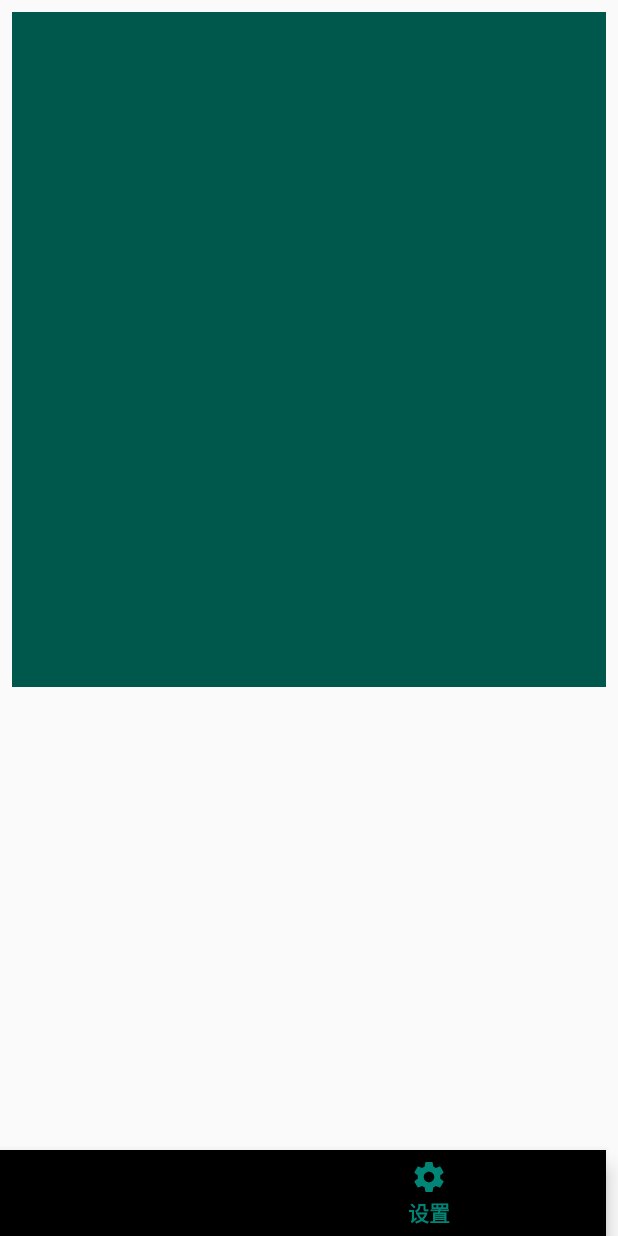
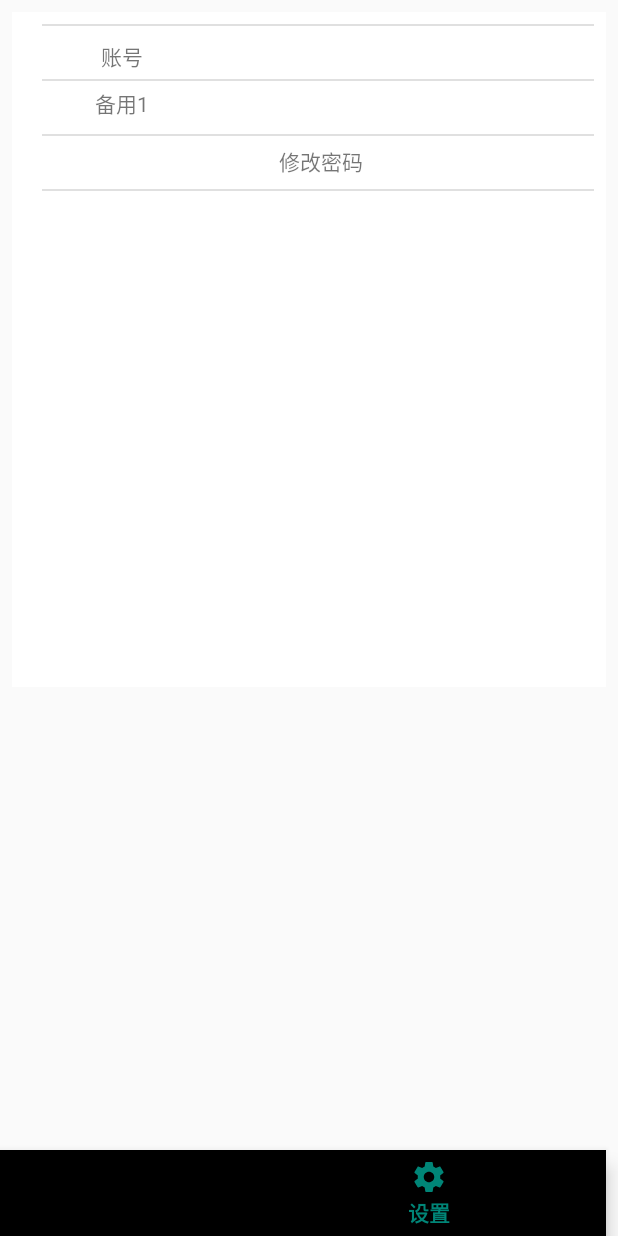
Before and after one commit to Yatogaii/GarageApplication, an Android app: the HomeFragment screen opened directly, with no data from a screen before it, item 2 of the bottom bar chosen, on a phone screen of 412 x 824 dp. Run offline under Robolectric (Android 15) with nearby library versions, the phone set to English and light mode, and no system bars.

Commit message:
add XK.psd

```diff
--- a/app/src/main/java/android/my/garage/src/HomeFragment.java
+++ b/app/src/main/java/android/my/garage/src/HomeFragment.java
@@ -66,6 +66,9 @@ public class HomeFragment extends Fragment implements View.OnClickListener{
             case R.id.firstBtn:
                 Log.w(TAG, "onClick: "+"点击了第一个按钮");
                 break;
+            case R.id.accountSetting:
+                Log.w(TAG, "onClick: 点击了设置密码的界面" );
+                break;
         }
     }
     /* 弹出对话框决定用户的行动 */
@@ -88,6 +91,7 @@ public class HomeFragment extends Fragment implements View.OnClickListener{
                 Log.w(TAG, "onClick: 有用户存车");
                 Message message = new Message();
                 message.what = MainActivity.CAR_SAVE;
+                mHandler.sendMessage(message);  //不需要多余的信息，只需要发送给Main一个标志位即可
             }
         });
         AlertDialog alertDialog = alertBuilder.create();
--- a/app/src/main/java/android/my/garage/src/MainActivity.java
+++ b/app/src/main/java/android/my/garage/src/MainActivity.java
@@ -35,6 +35,7 @@ import android.widget.FrameLayout;
 * */
 public class MainActivity extends AppCompatActivity {
     public static final int CAR_GET = 100;
+    public static final int ACTION_LOGIN = -100;
     public static final int CAR_SAVE = 123;
 
     FrameLayout FrameContainer;
@@ -65,11 +66,21 @@ public class MainActivity extends AppCompatActivity {
                 super.handleMessage(msg);
                 switch (msg.what){
                     case MainActivity.CAR_GET:
-                        conn2Ser.carAction(MainActivity.CAR_GET);
+                        new Thread(){
+                            @Override
+                            public void run(){
+                                conn2Ser.carAction(MainActivity.CAR_GET);
+                            }
+                        };
                         Log.w("handler", "handleMessage: "+conn2Ser.toString() );
                         break;
                     case MainActivity.CAR_SAVE:
-                        conn2Ser.carAction(MainActivity.CAR_SAVE);
+                        new Thread(){
+                            @Override
+                            public void run(){
+                                conn2Ser.carAction(MainActivity.CAR_SAVE);
+                            }
+                        };
                         Log.w("handler", "handleMessage: "+conn2Ser.toString() );
                         break;
                 }
--- a/app/src/main/java/android/my/garage/src/SettingFragment.java
+++ b/app/src/main/java/android/my/garage/src/SettingFragment.java
@@ -3,14 +3,27 @@ package android.my.garage.src;
 import android.my.garage.R;
 import android.os.Bundle;
 import android.support.v4.app.Fragment;
+import android.util.Log;
 import android.view.LayoutInflater;
 import android.view.View;
 import android.view.ViewGroup;
 
-public class SettingFragment extends Fragment {
+public class SettingFragment extends Fragment implements View.OnClickListener{
+    final String TAG = "Setting";
+    View accountSetting;
     @Override
     public View onCreateView(LayoutInflater inflater, ViewGroup container, Bundle savedInstanceState){
         View view = inflater.inflate(R.layout.fragment_setting,container,false);
+        accountSetting = view.findViewById(R.id.accountSetting);
+        accountSetting.setOnClickListener(this);
         return view;
     }
+
+    @Override
+    public void onClick(View v) {
+        switch (v.getId()){
+            case R.id.accountSetting:
+                Log.w(TAG, "onClick: 点击了账号view");
+        }
+    }
 }
--- a/app/src/main/java/android/my/garage/util/JDBC.java
+++ b/app/src/main/java/android/my/garage/util/JDBC.java
@@ -36,7 +36,7 @@ public class JDBC implements Serializable {
         JSONObject jsonObject = new JSONObject();
         int res;
         try{
-            jsonObject.put("action",100);
+            jsonObject.put("action",-100);
             jsonObject.put("account",account);
             jsonObject.put("password",password);
             String json = jsonObject.toString();
@@ -57,6 +57,7 @@ public class JDBC implements Serializable {
             jsonObject.put("action",action);
             String json = jsonObject.toString();
             dos.write(json.getBytes());
+            Log.w(TAG, "carAction: 发送成功"+json);
             int len = dis.read(recBuf);
             int res = Integer.parseInt(new String(recBuf,0,len));
             if(res !=0)
--- a/app/src/main/res/layout/fragment_setting.xml
+++ b/app/src/main/res/layout/fragment_setting.xml
@@ -1,7 +1,118 @@
 <?xml version="1.0" encoding="utf-8"?>
 <android.support.constraint.ConstraintLayout
-    xmlns:android="http://schemas.android.com/apk/res/android" android:layout_width="match_parent"
+    xmlns:android="http://schemas.android.com/apk/res/android"
+    xmlns:app="http://schemas.android.com/apk/res-auto"
+    xmlns:tools="http://schemas.android.com/tools"
+    android:layout_width="match_parent"
     android:layout_height="match_parent"
-    android:background="@color/colorPrimaryDark">
+    android:background="@color/colorWhite">
 
+    <LinearLayout
+        android:layout_width="368dp"
+        android:layout_height="309dp"
+        android:layout_marginStart="8dp"
+        android:layout_marginTop="8dp"
+        android:layout_marginEnd="8dp"
+        android:layout_marginBottom="8dp"
+        android:orientation="vertical"
+        app:layout_constraintBottom_toBottomOf="parent"
+        app:layout_constraintEnd_toEndOf="parent"
+        app:layout_constraintHorizontal_bias="1.0"
+        app:layout_constraintStart_toStartOf="parent"
+        app:layout_constraintTop_toTopOf="parent"
+        app:layout_constraintVertical_bias="0.0">
+
+        <View
+            android:id="@+id/divider"
+            android:layout_width="match_parent"
+            android:layout_height="1dp"
+            android:background="?android:attr/listDivider" />
+
+        <android.support.constraint.ConstraintLayout
+            android:id="@+id/accountSetting"
+            android:layout_width="match_parent"
+            android:layout_height="35dp">
+
+            <TextView
+                android:id="@+id/textView5"
+                android:layout_width="91dp"
+                android:layout_height="30dp"
+                android:layout_marginStart="8dp"
+                android:layout_marginTop="8dp"
+                android:layout_marginEnd="8dp"
+                android:gravity="center"
+                android:text="账号"
+                app:layout_constraintBottom_toBottomOf="parent"
+                app:layout_constraintEnd_toEndOf="parent"
+                app:layout_constraintHorizontal_bias="0.0"
+                app:layout_constraintStart_toStartOf="parent"
+                app:layout_constraintTop_toTopOf="parent"
+                app:layout_constraintVertical_bias="1.0" />
+        </android.support.constraint.ConstraintLayout>
+
+        <View
+            android:id="@+id/divider3"
+            android:layout_width="match_parent"
+            android:layout_height="1dp"
+            android:background="?android:attr/listDivider" />
+
+        <android.support.constraint.ConstraintLayout
+            android:layout_width="match_parent"
+            android:layout_height="35dp">
+
+            <TextView
+                android:id="@+id/textView7"
+                android:layout_width="91dp"
+                android:layout_height="30dp"
+                android:layout_marginStart="8dp"
+                android:layout_marginEnd="8dp"
+                android:layout_marginBottom="8dp"
+                android:gravity="center"
+                android:text="备用1"
+                app:layout_constraintBottom_toBottomOf="parent"
+                app:layout_constraintEnd_toEndOf="parent"
+                app:layout_constraintHorizontal_bias="0.0"
+                app:layout_constraintStart_toStartOf="parent"
+                app:layout_constraintTop_toTopOf="parent"
+                app:layout_constraintVertical_bias="0.0" />
+
+        </android.support.constraint.ConstraintLayout>
+
+        <View
+            android:id="@+id/divider2"
+            android:layout_width="match_parent"
+            android:layout_height="1dp"
+            android:background="?android:attr/listDivider" />
+
+        <android.support.constraint.ConstraintLayout
+            android:layout_width="match_parent"
+            android:layout_height="35dp">
+
+            <TextView
+                android:id="@+id/textView8"
+                android:layout_width="match_parent"
+                android:layout_height="34dp"
+                android:layout_marginStart="4dp"
+                android:layout_marginBottom="8dp"
+                android:text="修改密码"
+                android:gravity="center"
+                app:layout_constraintBottom_toBottomOf="parent"
+                app:layout_constraintStart_toStartOf="parent"
+                app:layout_constraintTop_toTopOf="parent"
+                app:layout_constraintVertical_bias="0.0" />
+        </android.support.constraint.ConstraintLayout>
+
+        <View
+            android:id="@+id/divider4"
+            android:layout_width="match_parent"
+            android:layout_height="1dp"
+            android:background="?android:attr/listDivider" />
+
+        <android.support.constraint.ConstraintLayout
+            android:layout_width="match_parent"
+            android:layout_height="35dp">
+
+        </android.support.constraint.ConstraintLayout>
+
+    </LinearLayout>
 </android.support.constraint.ConstraintLayout>
```
Also changed, not shown: 3 other files.
